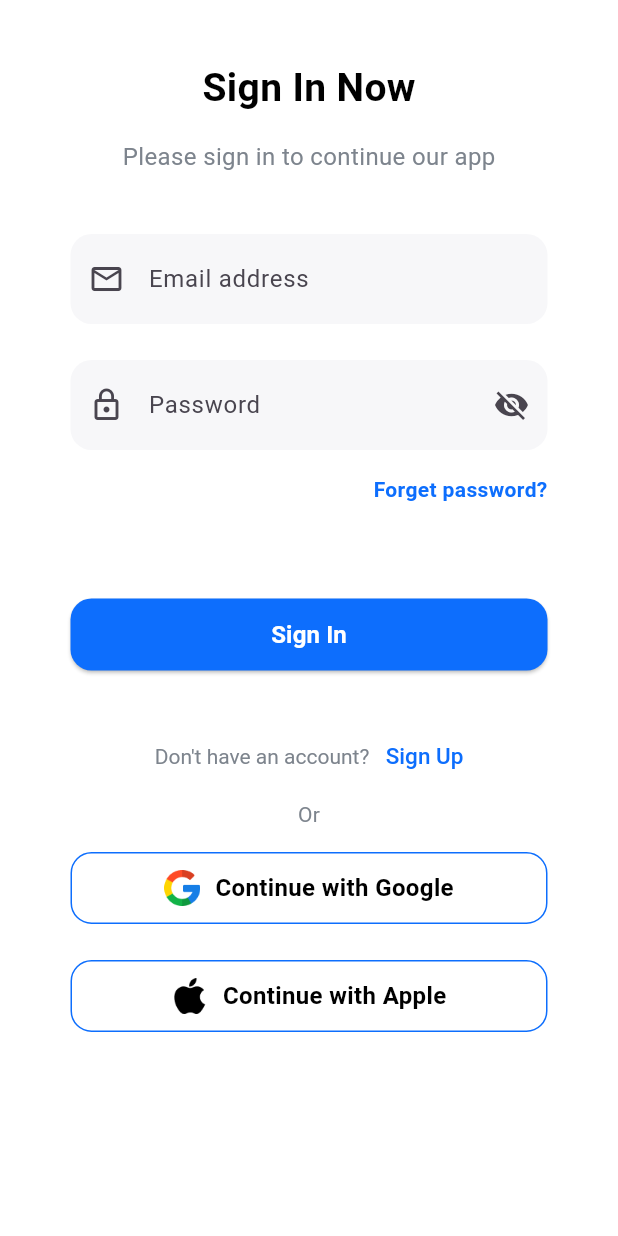
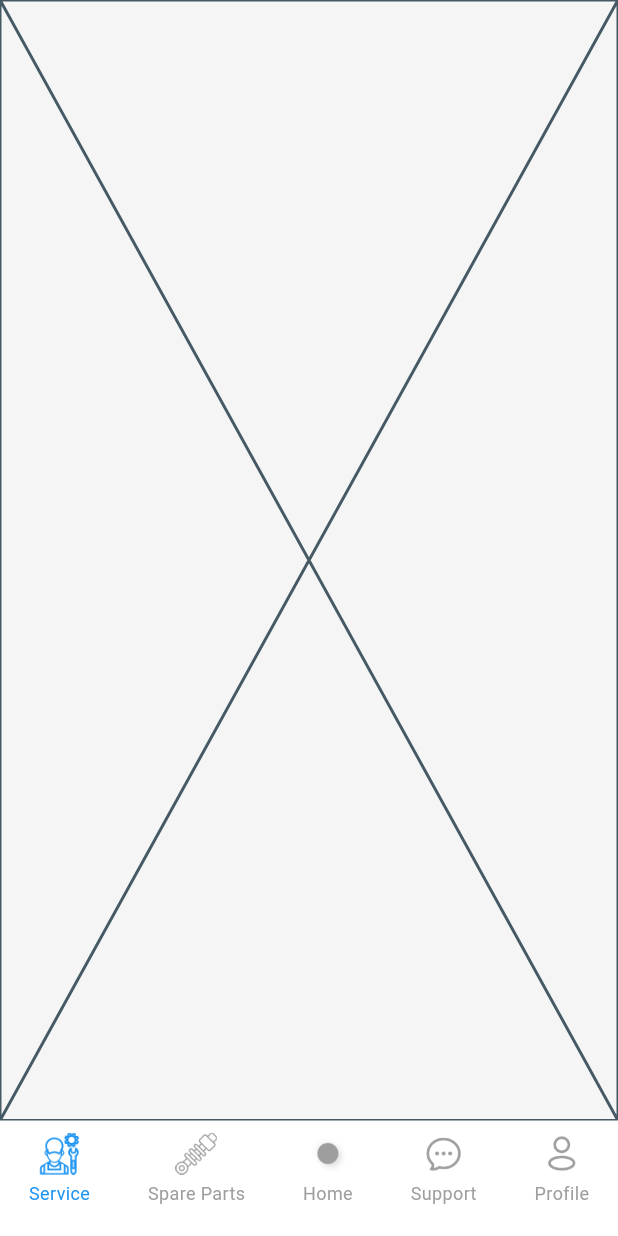
Before and after one commit to Dev-Ninjas-Backup/yousef1234321, a Flutter app: the SignInScreen screen opened by its route, after a tap on "Sign In", on a phone screen of 412 x 824 dp. Run offline on Flutter 3.47's test engine with Material 3 defaults, Android fonts, the phone set to English and light mode, and no system bars; our stand-ins replace flutter_easyloading, flutter_screenutil, get, google_fonts.

Commit message:
bottom navbar done

```diff
--- a/lib/core/common/constants/iconpath.dart
+++ b/lib/core/common/constants/iconpath.dart
@@ -3,7 +3,13 @@ class Iconpath {
   static String google = 'assets/icons/google.png';
   static String apple = 'assets/icons/apple.png';
   static String smart = 'assets/icons/smart.png';
-  static String service = 'assets/icons/smart.png';
-  static String secure = 'assets/icons/smart.png';
+  static String service = 'assets/icons/service.png';
+  static String secure = 'assets/icons/secure.png';
   static String email = 'assets/icons/email.png';
+  static String bottom1 = 'assets/icons/bottom_1.png';
+  static String bottom2 = 'assets/icons/bottom_2.png';
+  static String bottom3 = 'assets/icons/bottom_3.png';
+  static String bottom4 = 'assets/icons/bottom_4.png';
+  static String bottom5 = 'assets/icons/bottom_5.png';
+
 }
--- /dev/null
+++ b/lib/features/auth/home/controller/home_controller.dart
@@ -0,0 +1,3 @@
+import 'package:get/get_state_manager/get_state_manager.dart';
+
+class HomeController extends GetxController{}
--- /dev/null
+++ b/lib/features/auth/home/screen/home_screen.dart
@@ -0,0 +1,14 @@
+import 'package:flutter/material.dart';
+import 'package:get/get.dart';
+import 'package:yousef1234321/features/auth/home/controller/home_controller.dart';
+
+class HomeScreen extends StatelessWidget {
+  HomeScreen({super.key});
+
+  final HomeController controller = Get.put(HomeController());
+
+  @override
+  Widget build(BuildContext context) {
+    return const Placeholder();
+  }
+}
--- a/lib/features/auth/sign_in/screen/sign_in_screen.dart
+++ b/lib/features/auth/sign_in/screen/sign_in_screen.dart
@@ -6,6 +6,7 @@ import 'package:yousef1234321/core/common/constants/iconpath.dart';
 import 'package:yousef1234321/core/common/widgets/custom_button.dart';
 import 'package:yousef1234321/core/common/widgets/social_button.dart';
 import 'package:yousef1234321/features/auth/sign_in/controller/sign_in_controller.dart';
+import 'package:yousef1234321/routes/app_route.dart';
 
 class SignInScreen extends StatelessWidget {
   const SignInScreen({super.key});
@@ -108,7 +109,7 @@ class SignInScreen extends StatelessWidget {
               CustomButton(
                 title: 'Sign In',
                 onPressed: () {
-                  Get.offNamed('/bottomNavBar');
+                  Get.offAllNamed(Approute.bottomNavBarScreen);
                 },
               ),
               SizedBox(height: 48),
--- a/lib/features/bottom_navbar/controller/bottom_navbar_controller.dart
+++ b/lib/features/bottom_navbar/controller/bottom_navbar_controller.dart
@@ -1,3 +1,9 @@
 import 'package:get/get.dart';
 
-class BottomNavbarController extends GetxController {}
+class BottomNavbarController extends GetxController {
+  var currentIndex = 0.obs;
+
+  void changeIndex(int index) {
+    currentIndex.value = index;
+  }
+}
--- a/lib/features/bottom_navbar/screen/bottom_navbar_screen.dart
+++ b/lib/features/bottom_navbar/screen/bottom_navbar_screen.dart
@@ -1,10 +1,78 @@
 import 'package:flutter/material.dart';
+import 'package:get/get.dart';
+import 'package:yousef1234321/core/common/constants/iconpath.dart';
+import 'package:yousef1234321/features/auth/home/screen/home_screen.dart';
+import 'package:yousef1234321/features/bottom_navbar/controller/bottom_navbar_controller.dart';
 
 class BottomNavbarScreen extends StatelessWidget {
-  const BottomNavbarScreen({super.key});
+  BottomNavbarScreen({super.key});
+
+  final BottomNavbarController controller = Get.put(BottomNavbarController());
 
   @override
   Widget build(BuildContext context) {
-    return Scaffold();
+    final List<Widget> pages = [
+      HomeScreen(),
+      HomeScreen(),
+      HomeScreen(),
+      HomeScreen(),
+      HomeScreen(),
+    ];
+
+    final List<String> icons = [
+      Iconpath.bottom1,
+      Iconpath.bottom2,
+      "assets/icons/bottom_3.png",
+      Iconpath.bottom4,
+      Iconpath.bottom5,
+    ];
+
+    final List<String> labels = [
+      "Service",
+      "Spare Parts",
+      "Home",
+      "Support",
+      "Profile",
+    ];
+
+    return Obx(
+      () => Scaffold(
+        backgroundColor: Colors.grey[100],
+        body: pages[controller.currentIndex.value],
+        bottomNavigationBar: Container(
+          decoration: BoxDecoration(color: Colors.white),
+          padding: const EdgeInsets.only(bottom: 20, top: 8),
+          child: Row(
+            mainAxisAlignment: MainAxisAlignment.spaceAround,
+            children: List.generate(icons.length, (index) {
+              bool isSelected = controller.currentIndex.value == index;
+              return GestureDetector(
+                onTap: () => controller.changeIndex(index),
+                child: Column(
+                  mainAxisSize: MainAxisSize.min,
+                  children: [
+                    Image.asset(
+                      icons[index],
+
+                      width: 28,
+                      height: 28,
+                      color: isSelected ? Colors.blue : Colors.grey,
+                    ),
+                    const SizedBox(height: 4),
+                    Text(
+                      labels[index],
+                      style: TextStyle(
+                        fontSize: 12,
+                        color: isSelected ? Colors.blue : Colors.grey,
+                      ),
+                    ),
+                  ],
+                ),
+              );
+            }),
+          ),
+        ),
+      ),
+    );
   }
 }
--- a/lib/features/splash/controller/splash_controller.dart
+++ b/lib/features/splash/controller/splash_controller.dart
@@ -12,17 +12,15 @@ class SplashController extends GetxController {
   @override
   void onInit() {
     super.onInit();
+
     _startImageRotation();
   }
 
   void _startImageRotation() {
-    Future.delayed(Duration(seconds: 1), () {
-      if (currentImageIndex.value < images.length - 1) {
-        currentImageIndex.value++;
-      } else {
-        currentImageIndex.value = 0;
-      }
-      _startImageRotation();
+    Future.doWhile(() async {
+      await Future.delayed(const Duration(seconds: 1));
+      currentImageIndex.value = (currentImageIndex.value + 1) % images.length;
+      return true;
     });
   }
 }
--- a/lib/routes/app_route.dart
+++ b/lib/routes/app_route.dart
@@ -3,6 +3,7 @@ import 'package:get/route_manager.dart';
 import 'package:yousef1234321/features/auth/forget_password/screen/forget_password_screen.dart';
 import 'package:yousef1234321/features/auth/sign_in/screen/sign_in_screen.dart';
 import 'package:yousef1234321/features/auth/sign_up/screen/sign_up_screen.dart';
+import 'package:yousef1234321/features/bottom_navbar/screen/bottom_navbar_screen.dart';
 import 'package:yousef1234321/features/onboarding/screen/onboarding_screen.dart';
 import 'package:yousef1234321/features/splash/screen/splash_screen.dart';
 
@@ -12,6 +13,8 @@ class Approute {
   static String signInScreen = '/signInScreen';
   static String signUpScreen = '/signUpScreen';
   static String forgetPasswordScreen = '/forgetPasswordScreen';
+  static String bottomNavBarScreen = '/bottomNavBarScreen';
+
 
   static String getSplashScreen() => splashScreen;
   static String getOnboardingScreen() => onboardingScreen;
@@ -25,5 +28,7 @@ class Approute {
     GetPage(name: signInScreen, page: () => SignInScreen()),
     GetPage(name: signUpScreen, page: () => SignUpScreen()),
     GetPage(name: forgetPasswordScreen, page: () => ForgetPasswordScreen()),
+    GetPage(name: bottomNavBarScreen, page: () => BottomNavbarScreen()),
+
   ];
 }
```
Also changed, not shown: lib/features/onboarding/screen/onboarding_screen.dart (+11 -2 lines), lib/features/splash/screen/splash_screen.dart (+20 -18 lines), assets/icons/bottom_1.png (added), assets/icons/bottom_2.png (added), assets/icons/bottom_3.png (added), assets/icons/bottom_4.png (added), assets/icons/bottom_5.png (added).
